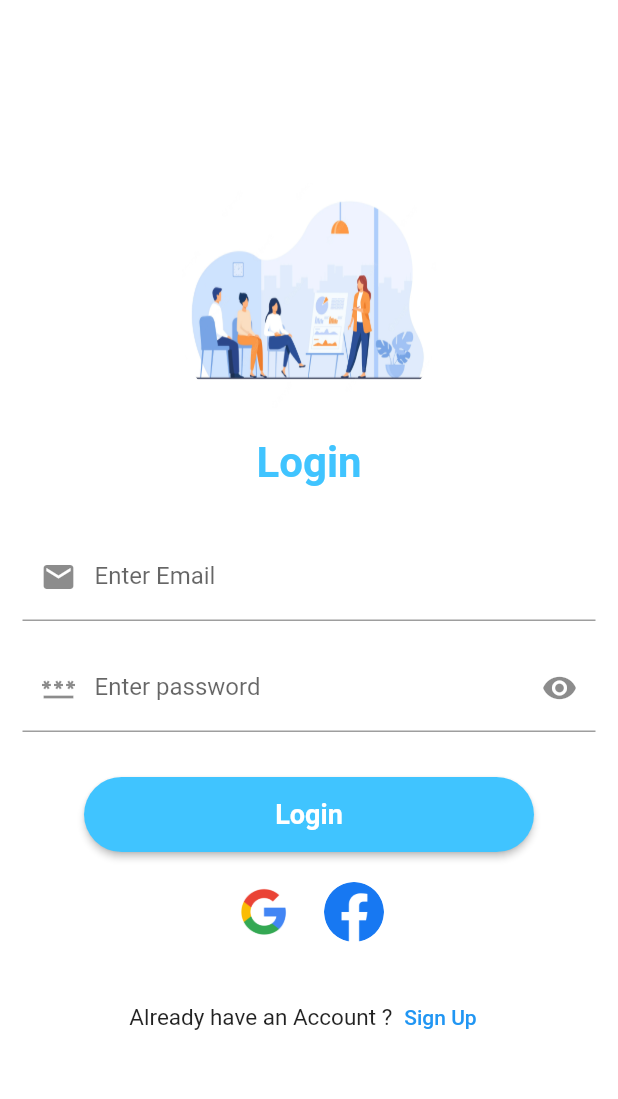
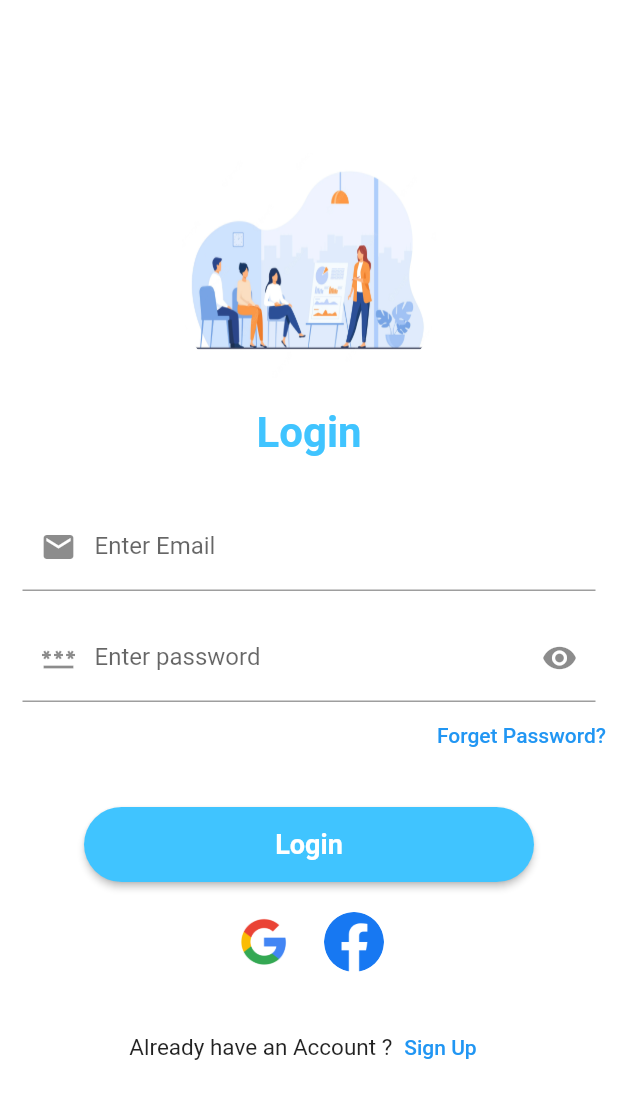
Before and after one commit to mansivaghasiya01/firebase_auth, a Flutter app: the LoginClass screen opened directly, on a phone screen of 412 x 824 dp. Shown: the top 1099 px of the screen. Run offline on Flutter 3.47's test engine with Material 2 defaults, Android fonts, the phone set to English and light mode, and no system bars; our stand-ins replace cloud_firestore, firebase_auth, firebase_core, google_sign_in, pinput; missing offline and left inert: flutter_facebook_auth; accounts and stored records are empty; network calls fail.

Commit message:
second changes

```diff
--- a/lib/myApp.dart
+++ b/lib/myApp.dart
@@ -1,14 +1,14 @@
 // ignore: file_names
 import 'package:flutter/material.dart';
 import 'package:login_logout_firbase/provider/google_signin_provider.dart';
+import 'package:login_logout_firbase/views/forget_password.dart';
 import 'package:login_logout_firbase/views/google_facebook_login.dart';
-
+import 'package:login_logout_firbase/views/phone_auth.dart';
+import 'package:login_logout_firbase/views/sign_up_page.dart';
 import 'package:provider/provider.dart';
 
 class MyApp extends StatelessWidget {
-  const MyApp({
-    Key? key,
-  }) : super(key: key);
+  const MyApp({Key? key}) : super(key: key);
 
   // This widget is the root of your application.
   @override
@@ -20,7 +20,7 @@ class MyApp extends StatelessWidget {
           theme: ThemeData(
             primarySwatch: Colors.blue,
           ),
-          home: const LoginClass(),
+          home: const ResetPassword(),
         ),
       );
 }
--- a/lib/views/google_facebook_login.dart
+++ b/lib/views/google_facebook_login.dart
@@ -8,13 +8,16 @@ import 'package:login_logout_firbase/component/textField_component.dart';
 import 'package:flutter_facebook_auth/flutter_facebook_auth.dart';
 import 'package:cloud_firestore/cloud_firestore.dart';
 import 'package:login_logout_firbase/views/User_home_screen.dart';
+import 'package:login_logout_firbase/views/forget_password.dart';
 import 'package:login_logout_firbase/views/sign_up_page.dart';
 
 final FirebaseAuth _auth = FirebaseAuth.instance;
 final googleSignIn = GoogleSignIn();
 
 class LoginClass extends StatefulWidget {
-  const LoginClass({Key? key}) : super(key: key);
+  const LoginClass({
+    Key? key,
+  }) : super(key: key);
 
   @override
   State<LoginClass> createState() => _LoginClassState();
@@ -132,6 +135,10 @@ class _LoginClassState extends State<LoginClass> {
                   },
                 ),
               ),
+              const SizedBox(
+                height: 5,
+              ),
+              forgetPassword(),
               const SizedBox(
                 height: 30,
               ),
@@ -409,4 +416,32 @@ class _LoginClassState extends State<LoginClass> {
       });
     }
   }
+
+  //--------------------------------- forget password -----------------------------------
+
+  Widget forgetPassword() {
+    return Container(
+      width: MediaQuery.of(context).size.width,
+      height: 35,
+      child: Row(
+        mainAxisAlignment: MainAxisAlignment.end,
+        children: [
+          TextButton(
+            onPressed: () {
+              Navigator.push(
+                context,
+                MaterialPageRoute(
+                  builder: (context) => const ResetPassword(),
+                ),
+              );
+            },
+            // ignore: prefer_const_constructors
+            child: Text(
+              "Forget Password?",
+            ),
+          ),
+        ],
+      ),
+    );
+  }
 }
--- a/lib/views/phone_auth_homepage.dart
+++ b/lib/views/phone_auth_homepage.dart
@@ -17,7 +17,7 @@ class _PhoneAuthHomeScreenState extends State<PhoneAuthHomeScreen> {
   Widget build(BuildContext context) {
     return Scaffold(
       appBar: AppBar(
-        title: const Text('PhoneAuthHomeScreen'),
+        title: const Text('Phone Auth HomeScreen'),
         actions: [
           IconButton(
             icon: const Icon(Icons.logout),
```
Also changed, not shown: lib/views/User_home_screen.dart (+6 -17 lines), lib/views/forget_password.dart (added, +95 -0 lines), lib/views/phone_auth.dart (+5 -5 lines), lib/views/phone_otp_screen.dart (+2 -6 lines), lib/views/sign_up_page.dart (+3 -18 lines).
